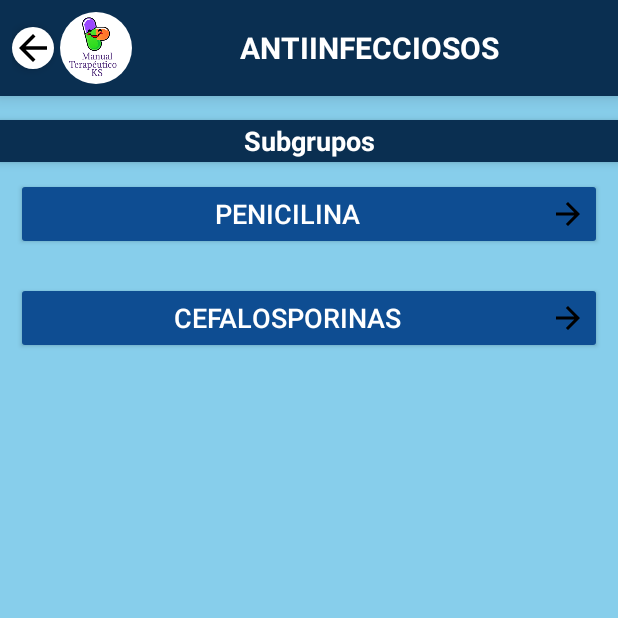
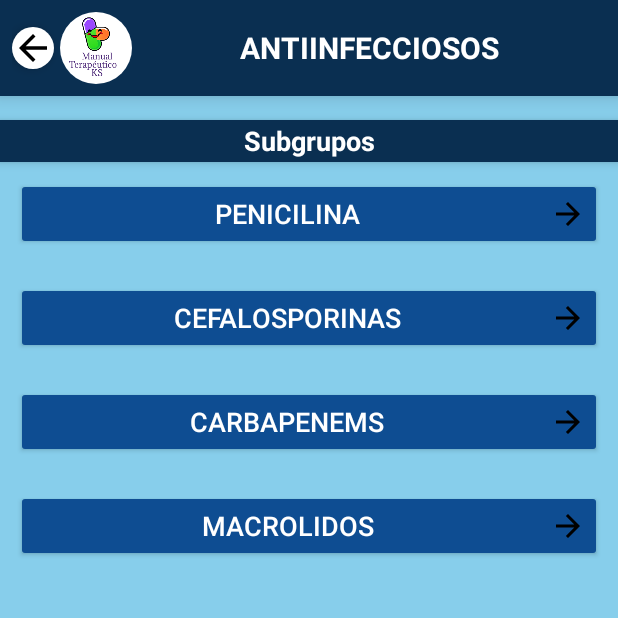
Before and after one commit to ShujiNxBanE/MedicamentsApp_Judc-UniProject, an Android app: the screen it shows after launch (CapituloDetailActivity), after a tap on "ANTIINFECCIOSOS", on a phone screen of 412 x 824 dp, the top half of it. Run offline under Robolectric (Android 15) with nearby library versions, the phone set to English and light mode, and no system bars.

Commit message:
someones medicaments added and correction in btn of special medicament activity has realized

```diff
--- a/app/src/main/java/com/example/medicametos_judc/DataProvider.kt
+++ b/app/src/main/java/com/example/medicametos_judc/DataProvider.kt
@@ -478,6 +478,247 @@ object DataProvider {
                                     R.drawable.ceftazidima_1
                                 )
                             ),
+                            Medicamento(
+                                nombre =
+                                "Ceftriaxona",
+                                descripcion =
+                                "Cefalosporina de 3ra generación Polvo para solución inyectable de 1 g (como sal sódica) y 250 mg",
+                                indicaciones = listOf(
+                                    "Meningitis bacteriana aguda y septicemia  adultos y niños >3 meses"
+                                    ,"Profilaxis de meningitis por N. meningitidis adquirida en la comunidad en embarazadas"
+                                    ,"Neumonías de manejo hospitalaria"
+                                    ,"IVU complicadas o con síntomas graves"
+                                    ,"Enfermedad inflamatoria pélvica"
+                                    ,"Choque séptico extrahospitalario (excepto en caso de foco respiratorio) en niños y adolescentes"
+                                    ,"Shigelosis en embarazadas"
+                                    ,"Tifoidea"
+                                    ,"Trauma penetrante de abdomen (asociada a metronidazol)"
+                                    ,"Apendicitis con peritonitis grave (asociada a metronidazol o clindamicina)"
+                                    ,"Colecistitis aguda y coledocolitiasis con colangitis no tóxica"
+                                    ,"Úlcera por presión infectada (asociada a un aminoglucósido y metronidazol o clindamicina)"
+                                    ,"Gonorrea y chancro blando Como alternativa a otros antibióticos en particular en caso de:"
+                                    ,"Diarrea inflamatoria y disentería por Salmonella sp (no typhi) y Shigella sp"
+                                    ,"Aborto séptico"
+                                ),
+                                contraindicaciones = listOf(
+                                    "Uso en neonatos de menos de 41 semanas de edad gestacional corregida; neonatos de más de 41 semanas de edad gestacional corregida con ictericia, hipoalbuminemia o acidosis; recién nacidos de más de 41 semanas de edad gestacional que reciben tratamiento concomitante con calcio intravenoso (incluyendo nutrición parenteral total que contiene calcio), ya que aumenta el riesgo de precipitación urinaria y pulmonar"
+                                ),
+                                precauciones = listOf(
+                                    "Insuficiencia hepática: reducir la dosis. En la insuficiencia hepática grave, monitorear la concentración plasmática de ceftriaxona"
+                                    ,"Insuficiencia renal: reducir la dosis si TFG <10 mL/min./1.73 m2 (máximo 2 g al día)"
+                                    ,"Monitorear la concentración plasmática de ceftriaxona en insuficiencia renal grave"
+                                ),
+                                dosificacion = listOf(
+                                    "ADULTOS 1–2 g/d o 500 mg cada 12 h"
+                                    ,"Infecciones graves 2-4 g/d"
+                                    ,"Gonorrea no complicada y EIP: 250 mg IM profundo, id"
+                                    ,"NIÑOS"
+                                    ,"Meningitis, 100 mg/kg (hasta 4 g) en infusión IV el primer día, luego 100 mg/kg cada 24 h ó 50 mg/kg cada 12 h, hasta 4 g/d por 7–14 d; para el resto de indicaciones, 25 – 37.5 mg/kg en infusión IV cada 12 h, hasta 2 g/d"
+                                    ,"NEONATOS: 20 – 50 mg/kg/d, máximo de 50 mg/kg/d"
+                                ),
+                                dosificacionImagenes = listOf(
+                                ),
+                                efectosAdversos = listOf(
+                                    "la ceftriaxona puede desplazar a la bilirrubina de la albúmina sérica, en los recién nacidos se debe administrar la dosis en más de 60 minutos. Cuando se usa más de 14 días puede llevar a insuficiencia renal, deshidratación y riesgo de precipitación de ceftriaxona en la vesícula biliar. Raras: prolongación del tiempo de protrombina, pancreatitis"
+                                ),
+                                imagenesResIds = listOf(
+                                    R.drawable.ceftriaxona_1
+                                )
+                            ),
+                            Medicamento(
+                                nombre =
+                                "Cefuroxima",
+                                descripcion =
+                                "Cefuroxima (axetil) | Cefalosporina de 2da generación Suspensión oral de 250 mg/5 mL",
+                                indicaciones = listOf(
+                                    "Alternativa en:"
+                                    ,"Infecciones del tracto urinario superior en niños"
+                                    ,"Sinusitis e impétigo en niños"
+                                ),
+                                contraindicaciones = listOf(
+                                ),
+                                precauciones = listOf(
+                                    "En insuficiencia renal: dosis parenteral de 750 mg 2 veces al día si TFG de 10-20 mL/min./1.73 m2. Dosis de 750 mg 1 vez al día si TFG<10 mL/min./1.73 m2"
+                                ),
+                                dosificacion = listOf(
+                                    "Administrar con la comida"
+                                    ,"NIÑOS, 3 meses-2 años: 10 mg/kg (máx. 125 mg) bid, 2-12 años: 15 mg/kg (máx. 250 mg) bid"
+                                ),
+                                dosificacionImagenes = listOf(
+                                ),
+                                efectosAdversos = listOf(
+                                    "El principal efecto adverso de las cefalosporinas es la reacción de hipersensibilidad. Otros efectos comunes: heces oscuras, dolor torácico, escalofríos, tos, fiebre, dolor o dificultad al orinar, disnea, odinofagia, aftas o lesiones labiales o bucales, adenopatías, lesiones purpúricas (principalmente con cefuroxima), fatiga o debilidad. Menos comunes o raros: cólicos y dolor abdominal (grave), diarrea (a veces disentería), urticaria, eritema, prurito o erupción cutánea, dolor, enrojecimiento e hinchazón en el sitio de inyección, descamación cutánea y convulsiones. Puede ocurrir colitis asociada a antibióticos con el uso de cefalosporinas de amplio espectro, particularmente las de segunda y de tercera generación. Después de suspender el tratamiento pueden aparecer algunos efectos secundarios raros que pueden requerir atención como: formación de ampollas, dermatosis, oliguria, pérdida o disminución de la capacidad auditiva (con cefuroxima), artralgias, pérdida del apetito, náuseas y/o vómitos (más frecuentes con ceftriaxona), eritema conjuntival, dificultad para respirar e ictericia. Algunos efectos secundarios que usualmente no requieren atención y pueden desaparecer durante el tratamiento son: diarrea (leve), cefalea, dolor en la boca o en la lengua, cólicos (leves), prurito y/o flujo vaginal"
+                                ),
+                                imagenesResIds = listOf(
+                                    R.drawable.cefuroxima_1
+                                )
+                            ),
+                        )
+                    ),
+                    Subgrupo(
+                        nombre = "CARBAPENEMS",
+                        descripcion = "",
+                        medicamentos =
+                        listOf(
+                            Medicamento(
+                                nombre =
+                                "Imipenem",
+                                descripcion =
+                                "Imipenem/cilastatina | Frasco ampolla (IV) con 500 mg de imipenem y 500 mg de cilastatina sódica. El imipinem es parcialmente inactivado en el riñón. Por lo tanto, se asocia con cilastatina que bloquea el metabolismo renal del imipenem (cilastatina no tiene actividad antibacteriana ni afecta la actividad del imipenemp",
+                                indicaciones = listOf(
+                                    "Infecciones intrahospitalarias graves por bacterias Gram (+) y Gram (+) aeróbicas y anaeróbicas (no indicado en infecciones del SNC), incluyendo infecciones causadas por Pseudomonas resistentes y Acinetobacter sp, ver introducción a carbapenem. Las normas del MINSA la recomiendan en particular en las indicaciones siguientes:"
+                                    ,"Septicemia x pseudomonas u otro agente nosocomial agresivo"
+                                    ,"Alternativa en manejo de la neumonia intrahospitalaria grave"
+                                    ,"Alternativa en sepsis intrahospitalaria en niños con foco respiratorio"
+                                    ,"Alternativa en la pielonefritis de manejo hospitalario en embarazadas en caso de resistencia a ceftriaxona y falla de piperacilina/tazobactam"
+                                ),
+                                contraindicaciones = listOf(
+                                    "Meningitis bacteriana en niños hipersensibilidad conocida a imipenem, otros derivados del carbapenem, o cualquier otro ingrediente en la formulación"
+                                ),
+                                precauciones = listOf(
+                                    "Hipersensibilidad a otros betalactámicos (evitar si hay antecedente de hipersensibilidad inmediata); trastornos del sistema nervioso central como epilepsia; Insuficiencia renal reducir dosis si TFG <70mL/min./1.73 m²"
+                                    ,"Interacciones: reduce la concentración plasmática del valproato (evitar uso concomitante)"
+                                    ,"Embarazo: evitar en lo posible (categoria C de la FDA)"
+                                    ,"Lactancia: se puede usar con precaución. Presente en la leche materna pero es improbable que sea absorbido a"
+                                ),
+                                dosificacion = listOf(
+                                    "Por infusión IV (dosis en función del imipenem):"
+                                    ,"ADULTOS: 500 mg cada 6 holg cada 8 h. Infección causada por Pseudomonas u otros microorganismos menos sensibles, infección que amenaza la vida o tratamiento empírico de las infecciones en pacientes con neutropenia febril: 1 g cada 6 h"
+                                    ,"NIÑOS 1-2 meses: 20 mg/kg cada 6 h, ≥3 meses: 15 mg/kg (máx. 500 mg) cada 6 h"
+                                    ,"Infección causada por Pseudomonas u otros microorganismos menos sensibles, infección que amenaza la vida o tratamiento empírico de la infección en pacientes febriles con neutropenia: 25 mg/kg (máx. 1 g) cada 6 h"
+                                    ,"NEONATOS <7 días: 20 mg/kg cada 12 h, 7-20 dias: 20 mg/kg cada 8 h, 21-27 dias: 20 mg/kg cada 6 h"
+                                    ,"Precaución para la administración:"
+                                    ,"Reconstituir con 10 mL de SSN para formar una suspensión turbia. No administrar esta suspensión sin dilución adicional. Diluir aún más a 5 mg/mL con solución compatible para dar una solución clara. Para 500 mg o menos: administrar en más de 20-30 minutos. Más de 500 mg: administrar en más de 40-60 minutos "
+                                ),
+                                dosificacionImagenes = listOf(
+                                ),
+                                efectosAdversos = listOf(
+                                    "Náuseas (disminuyen al reducir la velocidad de infusión), vómitos, diarrea (raramente colitis asociada a antibióticos), eosinofilia, erupción cutánea (raramente necrõlisis epidérmica tóxica y sindrome de Stevens-Johnson). Menos comunes: hipotensión, convulsiones, actividad mioclónica, mareos, somnolencia, alucinaciones, confusión, leucopenia, trombocitopenia, trombocitosis, test de Coombs positivo. Raras: alteraciones del gusto, hepatitis, encefalopatia, reacciones anafilácticas, parestesias, temblores, insuficiencia renal aguda, poliuria, decoloración de los dientes, de la lengua o de la orina, pérdida de audición. Muy raras: dolor abdominal, acidez, glositis, taquicardia, palpitaciones, rubor, cianosis, disnea, hiperventilación, cefalea, astenia, anemia hemolitica, agravamiento de la miastenia gravis, poliartralgia, tinnitus, salivación excesiva e hiperhidrosis"
+                                ),
+                                imagenesResIds = listOf(
+                                    R.drawable.imipenem_1
+                                )
+                            ),
+                            Medicamento(
+                                nombre =
+                                "Meropenem",
+                                descripcion =
+                                "Frasco ampolla de 500 mg, 1 g y 250 mg \n" +
+                                        "El meropenem tiene un espectro antibacteriano similar a imipenem, ligeramente más activo frente a enterobacterias y un poco menos activo contra microorganismos Gram (+). No requiere ser asociado a cilastatina para conservar su actividad\n",
+                                indicaciones = listOf(
+                                    "Infecciones del tracto urinario superior en niños"
+                                    ,"Sinusitis e impétigo en niños"
+                                ),
+                                contraindicaciones = listOf(
+                                ),
+                                precauciones = listOf(
+                                    "Insuficiencia renal"
+                                    ,"TFG: 26-50 mL/min./1.73 m2: dosis normal cada 12 h"
+                                    ,"TFG: 10-25 mL/min./1.73 m2: mitad de la dosis cada 12 h"
+                                    ,"TFG <10 mL/min./1.73 m2: mitad de la dosis cada 24 h"
+                                ),
+                                dosificacion = listOf(
+                                    "Mediante inyección IV durante 5 minutos o por infusión IV"
+                                    ,"ADULTOS y NIÑOS >50 kg: 0.5-1 g cada 8 h"
+                                    ,"NIÑOS de 3 meses-12 años: 60-120 mg/kg/d cada 8 h"
+                                    ,"Exacerbaciones de enf. crónicas del tracto respiratorio inferior en la fibrosis quística o meningitis: 2 g cada 8 h"
+                                ),
+                                dosificacionImagenes = listOf(
+                                ),
+                                efectosAdversos = listOf(
+                                    "Náuseas, vómitos, diarrea (colitis asociada a antibióticos), dolor abdominal, alteraciones de las pruebas hepáticas, cefalea, trombocitopenia, exantema, prurito; menos comunes: parestesia, eosinofilia, trombocitopenia, leucopenia y raramente convulsiones, anemia hemolítica, prueba de Coombs positiva, síndrome de Stevens-Johnson y necrólisis epidérmica tóxica"
+                                ),
+                                imagenesResIds = listOf(
+                                    R.drawable.meropenem_1
+                                    ,R.drawable.meropenem_2
+                                )
+                            ),
+                        )
+                    ),
+                    Subgrupo(
+                        nombre = "MACROLIDOS",
+                        descripcion = "",
+                        medicamentos =
+                        listOf(
+                            Medicamento(
+                                nombre =
+                                "Azitromicina",
+                                descripcion =
+                                "Tabletas recubiertas 250 y 500 mg; Polvo para suspensión oral 200 mg/5 mL",
+                                indicaciones = listOf(
+                                    "ADULTOS y NIÑOS"
+                                    ,"Infecciones por mycobacterias (no tuberculosis) del complejo M. avium (asociado a otro antibacteriano)"
+                                    ,"Infecciones de piel y tejidos blandos"
+                                    ,"Amigdalitis en caso de alergia a la penicilina"
+                                    ,"Diarrea con deshidratación grave causada por V. cholerae"
+                                    ,"Profilaxis para contactos directos de V. cholerae"
+                                    ,"NIÑOS"
+                                    ,"Alternativa en el impétigo"
+                                    ,"ADULTOS"
+                                    ,"Neumonía adquirida en la comunidad y alternativa en neumonía bacteriana agregada en infección por el virus de la influenza humana A H1N1  otitis media"
+                                    ,"Clamidiasis y chancroide Manejo sindrómico de ITS dolor abdominal bajo (EIP), secreción uretral, ulcera genital, inflamación escrota, infección cervical"
+                                ),
+                                contraindicaciones = listOf(
+                                    "Hipersensibilidad a macrólidos Enfermedad hepática grave"
+                                ),
+                                precauciones = listOf(
+                                    "Pacientes con predisposición a la prolongación del intervalo QT (incluyendo alteraciones electrolíticas y uso concomitante de fármacos que prolongan el intervalo QT). Además, pacientes con miastenia gravis"
+                                ),
+                                dosificacion = listOf(
+                                    "ADULTOS, PO: 500 mg /d por 3 días 1"
+                                    ,"En casos de cólera  clamidiasis y chancroide: 1 g oral id"
+                                    ,"EIP: 1 g c/sem. por 2 sem además de ceftriaxona id"
+                                    ,"Infección por complejo Mycobacterium avium, 600 mg PO c/sem"
+                                    ,"NIÑOS, PO: 10 mg/kg id por 3 días (por 5 días para la prevención de la fiebre reumática en caso de amigdalitis)"
+                                    ,"En caso de cólera, 20 mg/kg en dosis única"
+                                ),
+                                dosificacionImagenes = listOf(
+                                ),
+                                efectosAdversos = listOf(
+                                    "Anorexia, dispepsia, flatulencia, mareos, cefalea, malestar general, parestesias, artralgias, trastornos del gusto y de la visión y estreñimiento. Menos frecuentes: gastritis, dolor de pecho, edema, ansiedad, trastornos del sueño, hipoestesia, leucopenia y fotosensibilidad. Raros: agitación, síncope, convulsiones, alteraciones olfatorias, nefritis intersticial, insuficiencia renal aguda, trombocitopenia, anemia hemolítica y decoloración de la lengua.Pérdida de audición reversible (a veces con tinnitus) después de grandes dosis y terapia a largo plazo"
+                                ),
+                                imagenesResIds = listOf(
+                                    R.drawable.azitromicina_1
+                                    ,R.drawable.azitromicina_2
+                                )
+                            ),
+                            Medicamento(
+                                nombre =
+                                "Claritromicina",
+                                descripcion =
+                                "Tabletas de 500 mg; suspensión 250 mg/5 mL ",
+                                indicaciones = listOf(
+                                    "ADULTOS"
+                                    ,"Alternativa a la azitromicina en neumonía adquirida en la comunidad ambulatoria y alternativa en la neumonía bacteriana agregada a infección por el virus de la influenza humana A H1N1 (en combinación con una penicilina)"
+                                    ,"Erradicación de Helicobacter pylori"
+                                    ,"Niños"
+                                    ,"Profilaxis primaria para infecciones por mycobacterias no tuberculosis (dar asociado a otro antibacteriano) Tratamiento de infección diseminada causada por mycobacterias no tuberculosis"
+                                    ,"Alternativa en infecciones de piel y tejidos blandos"
+                                ),
+                                contraindicaciones = listOf(
+                                    "Hipersensibilidad a macrólidos "
+                                ),
+                                precauciones = listOf(
+                                    "Insuficiencia hepática: riesgo de disfunción hepática incluyendo ictericia 1. \n" +
+                                            "Insuficiencia renal: utilizar ½ de la dosis normal si TFG <30 mL/min./1.73 m2. \n" +
+                                            "Interacciones incrementa la concentración plasmática de carbamacepina, atorvastatina; aumenta el riesgo de miopatía de la simvastatina, el efecto anticoagulante de los cumarínicos, el riesgo de arritmias ventriculares con saquanavir (evitar uso concomitante), inhibe el metabolismo de midazolam y probablemente el de los bloqueadores de los canales del calcio aumentando el riesgo de efectos adversos. La claritromicina oral reduce la absorción de zidovudina (tomar 2 horas aparte). El ritonavir aumenta la concentración plasmática de claritromicina\n"
+                                    ,"Embarazo: evitar en lo posible"
+                                    ,"Lactancia: se puede usar"
+                                ),
+                                dosificacion = listOf(
+                                    "ADULTOS: 500 mg oral bid por 7 días"
+                                    ,"NIÑOS: 15 mg/kg/d por 7 días"
+                                ),
+                                dosificacionImagenes = listOf(
+                                ),
+                                efectosAdversos = listOf(
+                                    "Dispepsia, decoloración de dientes y lengua, alteraciones de la olfacción y el gusto, estomatitis, glositis y cefalea. Menos frecuentes: artralgias y mialgias. Raros: tinnitus. Muy raros: mareos, insomnio, pesadillas, ansiedad, confusión, psicosis, parestesias, convulsiones, hipoglucemia, insuficiencia renal, nefritis intersticial, leucopenia y trombocitopenia"
+                                ),
+                                imagenesResIds = listOf(
+                                    R.drawable.claritromicina_1
+                                    ,R.drawable.claritromicina_2
+                                )
+                            ),
                         )
                     )
                 )
--- a/app/src/main/java/com/example/medicametos_judc/MainActivity.kt
+++ b/app/src/main/java/com/example/medicametos_judc/MainActivity.kt
@@ -18,7 +18,7 @@ import com.example.medicametos_judc.databinding.ActivityMainBinding
 class MainActivity : AppCompatActivity() {
 
     private lateinit var binding: ActivityMainBinding
-    private val contraseñaCorrecta = "12345" // Aquí puedes definir la contraseña correcta
+    private val contraseñaCorrecta = "2024-MTKS*" // Aquí puedes definir la contraseña correcta
 
     override fun onCreate(savedInstanceState: Bundle?) {
         super.onCreate(savedInstanceState)
--- a/app/src/main/res/layout/activity_main.xml
+++ b/app/src/main/res/layout/activity_main.xml
@@ -51,7 +51,7 @@
             android:layout_height="wrap_content"
             app:layout_constraintStart_toStartOf="parent"
             android:layout_marginHorizontal="16dp"
-            android:text="Medicamentos Especiales"
+            android:text="Medicamentos Controlados"
             android:backgroundTint="@color/btn_color"
             android:textColor="#FFFFFF"
             android:textStyle="bold"
```
Also changed, not shown: app/src/main/res/drawable/azitromicina_1.webp (added), app/src/main/res/drawable/azitromicina_2.webp (added), app/src/main/res/drawable/ceftriaxona_1.webp (added), app/src/main/res/drawable/cefuroxima_1.webp (added), app/src/main/res/drawable/claritromicina_1.webp (added), app/src/main/res/drawable/claritromicina_2.webp (added), app/src/main/res/drawable/imipenem_1.webp (added), app/src/main/res/drawable/meropenem_1.webp (added), app/src/main/res/drawable/meropenem_2.webp (added).
